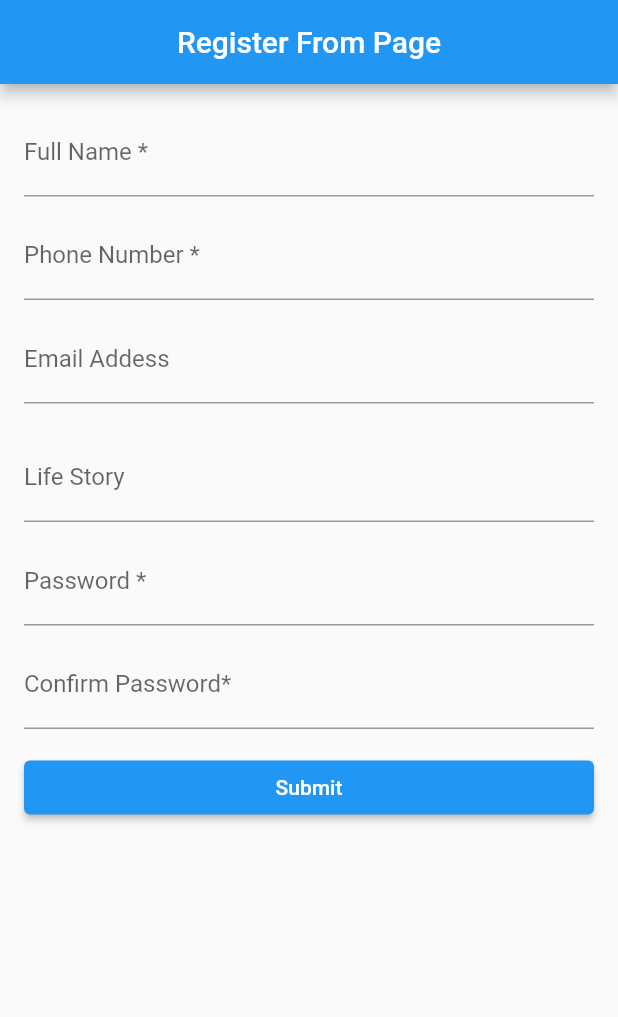
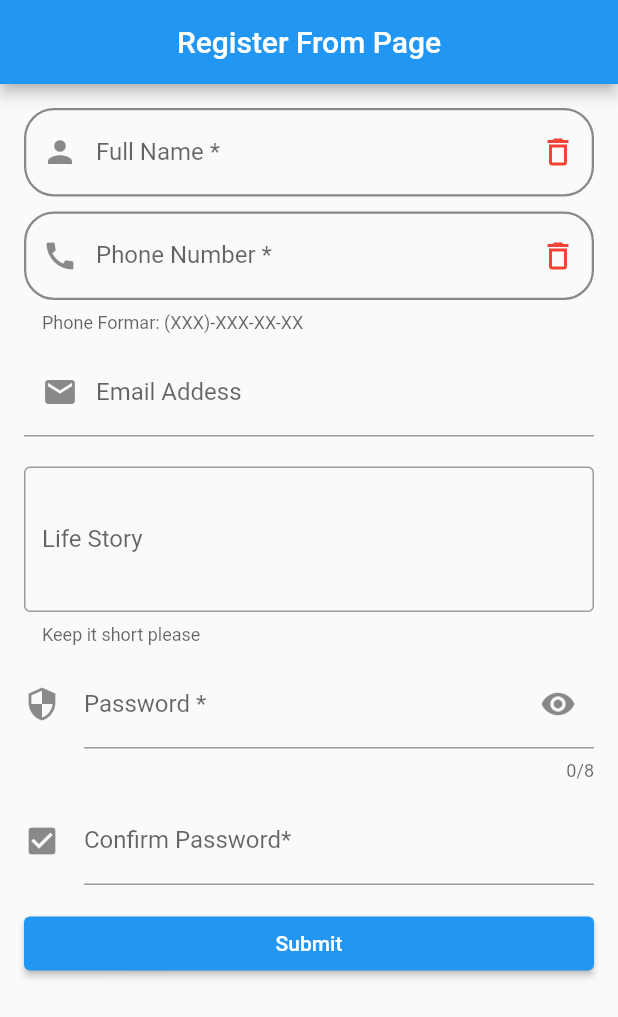
Before and after one commit to 1gnoramus/registration_form_train_app, a Flutter app: the screen it shows after launch, after a tap on "Submit", on a phone screen of 412 x 824 dp. Shown: the top 1017 px of the screen. Run offline on Flutter 3.47's test engine with Material 2 defaults, Android fonts, the phone set to English and light mode, and no system bars.

Commit message:
form stylization

```diff
--- a/lib/pages/register_form_page.dart
+++ b/lib/pages/register_form_page.dart
@@ -1,6 +1,7 @@
 // ignore_for_file: prefer_const_constructors
 
 import 'package:flutter/material.dart';
+import 'package:flutter/services.dart';
 
 class RegisterFormPage extends StatefulWidget {
   const RegisterFormPage({super.key});
@@ -10,6 +11,26 @@ class RegisterFormPage extends StatefulWidget {
 }
 
 class _RegisterFormPageState extends State<RegisterFormPage> {
+  bool hidePass = true;
+
+  final nameController = TextEditingController();
+  final phoneController = TextEditingController();
+  final emailController = TextEditingController();
+  final storyController = TextEditingController();
+  final passController = TextEditingController();
+  final confirmPassController = TextEditingController();
+
+  @override
+  void dispose() {
+    nameController.dispose();
+    phoneController.dispose();
+    emailController.dispose();
+    storyController.dispose();
+    passController.dispose();
+    confirmPassController.dispose();
+    super.dispose();
+  }
+
   @override
   Widget build(BuildContext context) {
     return Scaffold(
@@ -22,45 +43,135 @@ class _RegisterFormPageState extends State<RegisterFormPage> {
           padding: EdgeInsets.all(16.0),
           children: [
             TextField(
-              decoration: InputDecoration(labelText: 'Full Name *'),
+              controller: nameController,
+              decoration: InputDecoration(
+                labelText: 'Full Name *',
+                hintText: 'What is your name?',
+                prefixIcon: Icon(Icons.person),
+                suffixIcon: Icon(
+                  Icons.delete_outline,
+                  color: Colors.red,
+                ),
+                enabledBorder: OutlineInputBorder(
+                  borderRadius: BorderRadius.all(
+                    Radius.circular(20.0),
+                  ),
+                  borderSide: BorderSide(color: Colors.black45, width: 1.5),
+                ),
+                focusedBorder: OutlineInputBorder(
+                  borderRadius: BorderRadius.all(
+                    Radius.circular(20.0),
+                  ),
+                  borderSide: BorderSide(color: Colors.blue, width: 1.5),
+                ),
+              ),
             ),
             SizedBox(
               height: 10.0,
             ),
             TextFormField(
-              decoration: InputDecoration(labelText: 'Phone Number *'),
+              inputFormatters: [FilteringTextInputFormatter.digitsOnly],
+              keyboardType: TextInputType.phone,
+              controller: phoneController,
+              decoration: InputDecoration(
+                labelText: 'Phone Number *',
+                hintText: 'How can we reach you?',
+                helperText: 'Phone Formar: (XXX)-XXX-XX-XX',
+                prefixIcon: Icon(Icons.call),
+                suffixIcon: Icon(
+                  Icons.delete_outline,
+                  color: Colors.red,
+                ),
+                enabledBorder: OutlineInputBorder(
+                  borderRadius: BorderRadius.all(
+                    Radius.circular(20.0),
+                  ),
+                  borderSide: BorderSide(color: Colors.black45, width: 1.5),
+                ),
+                focusedBorder: OutlineInputBorder(
+                  borderRadius: BorderRadius.all(
+                    Radius.circular(20.0),
+                  ),
+                  borderSide: BorderSide(color: Colors.blue, width: 1.5),
+                ),
+              ),
             ),
             SizedBox(
               height: 10.0,
             ),
             TextFormField(
-              decoration: InputDecoration(labelText: 'Email Addess'),
+              controller: emailController,
+              keyboardType: TextInputType.emailAddress,
+              decoration: InputDecoration(
+                labelText: 'Email Addess',
+                hintText: 'Enter your e-mail address',
+                prefixIcon: Icon(Icons.mail),
+              ),
             ),
             SizedBox(
               height: 20.0,
             ),
             TextFormField(
-              decoration: InputDecoration(labelText: 'Life Story'),
+              controller: storyController,
+              decoration: InputDecoration(
+                labelText: 'Life Story',
+                hintText: 'Tell us about yourself',
+                helperText: 'Keep it short please',
+                border: OutlineInputBorder(),
+              ),
+              maxLines: 3,
             ),
             SizedBox(
               height: 10.0,
             ),
             TextFormField(
-              decoration: InputDecoration(labelText: 'Password *'),
+              controller: passController,
+              obscureText: hidePass,
+              maxLength: 8,
+              decoration: InputDecoration(
+                labelText: 'Password *',
+                hintText: 'Enter the password',
+                suffixIcon: IconButton(
+                  onPressed: () {
+                    setState(() {
+                      hidePass = !hidePass;
+                    });
+                  },
+                  icon:
+                      Icon(hidePass ? Icons.visibility : Icons.visibility_off),
+                ),
+                icon: Icon(Icons.security),
+              ),
             ),
             SizedBox(
               height: 10.0,
             ),
             TextFormField(
-              decoration: InputDecoration(labelText: 'Confirm Password*'),
+              controller: confirmPassController,
+              obscureText: hidePass,
+              decoration: InputDecoration(
+                  labelText: 'Confirm Password*',
+                  hintText: 'Confirm the password',
+                  icon: Icon(Icons.check_box)),
             ),
             SizedBox(
               height: 15.0,
             ),
-            ElevatedButton(onPressed: () {}, child: Text('Submit'))
+            ElevatedButton(
+                onPressed: () {
+                  submitForm();
+                },
+                child: Text('Submit'))
           ],
         ),
       ),
     );
   }
+
+  void submitForm() {
+    print('Name: ${nameController.text}');
+    print('Phone: ${phoneController.text}');
+    print('Email: ${emailController.text}');
+    print('Story: ${storyController.text}');
+  }
 }
```
